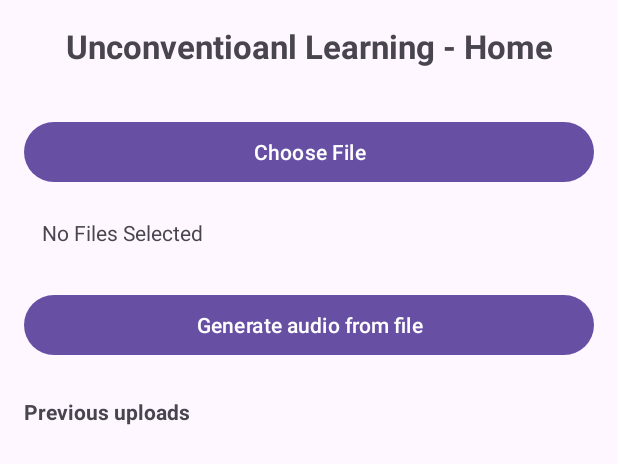
After one commit to MarkHughes18/FinalYProject, an Android app: the layout activity_homepg.xml on its own in the app's theme, with its tools: preview values and no code run, on a phone screen of 412 x 824 dp. The commit adds this screen. Shown: the top 464 px of the screen. Run offline under Robolectric (Android 15) with nearby library versions, the phone set to English and light mode, and no system bars.

Commit message:
home page

```diff
--- a/app/src/main/AndroidManifest.xml
+++ b/app/src/main/AndroidManifest.xml
@@ -21,6 +21,8 @@
                 <category android:name="android.intent.category.LAUNCHER" />
             </intent-filter>
         </activity>
+        <activity android:name=".ui.RegisterActivity"/>
+        <activity android:name=".ui.HomePGActivity"/>
     </application>
 
 </manifest>
--- /dev/null
+++ b/app/src/main/res/layout/activity_homepg.xml
@@ -0,0 +1,91 @@
+<?xml version="1.0" encoding="utf-8"?>
+<androidx.constraintlayout.widget.ConstraintLayout xmlns:android="http://schemas.android.com/apk/res/android"
+    xmlns:app="http://schemas.android.com/apk/res-auto"
+    xmlns:tools="http://schemas.android.com/tools"
+    android:layout_width="match_parent"
+    android:layout_height="match_parent"
+    tools:context=".ui.HomePGActivity">
+
+    <TextView
+        android:id="@+id/homeTitleTV"
+        android:layout_width="0dp"
+        android:layout_height="wrap_content"
+        android:text="Unconventioanl Learning - Home"
+        android:textSize="22sp"
+        android:textStyle="bold"
+        android:padding="16dp"
+        android:gravity="center"
+        app:layout_constraintTop_toTopOf="parent"
+        app:layout_constraintStart_toStartOf="parent"
+        app:layout_constraintEnd_toEndOf="parent"/>
+
+    <Button
+        android:id="@+id/pickFileBtn"
+        android:layout_width="0dp"
+        android:layout_height="wrap_content"
+        android:text="Choose File"
+        app:layout_constraintTop_toBottomOf="@+id/homeTitleTV"
+        app:layout_constraintStart_toStartOf="parent"
+        app:layout_constraintEnd_toEndOf="parent"
+        android:layout_marginHorizontal="16dp"
+        android:layout_marginTop="16dp"/>
+
+    <TextView
+        android:id="@+id/selectedFileTV"
+        android:layout_width="0dp"
+        android:layout_height="wrap_content"
+        android:text= "No Files Selected"
+        android:padding="12dp"
+        android:textSize="14sp"
+        app:layout_constraintTop_toBottomOf="@id/pickFileBtn"
+        app:layout_constraintStart_toStartOf="parent"
+        app:layout_constraintEnd_toEndOf="parent"
+        android:layout_marginHorizontal="16dp"
+        android:layout_marginTop="8dp"/>
+
+    <Button
+        android:id="@+id/uploadBtn"
+        android:layout_width="0dp"
+        android:layout_height="wrap_content"
+        android:text="Generate audio from file"
+        app:layout_constraintTop_toBottomOf="@id/selectedFileTV"
+        app:layout_constraintStart_toStartOf="parent"
+        app:layout_constraintEnd_toEndOf="parent"
+        android:layout_marginHorizontal="16dp"
+        android:layout_marginTop="16dp"/>
+
+    <ProgressBar
+        android:id="@+id/uploadProgress"
+        style="?android:attr/progressBarStyle"
+        android:layout_width="wrap_content"
+        android:layout_height="wrap_content"
+        android:visibility="gone"
+        app:layout_constraintTop_toBottomOf="@id/uploadBtn"
+        app:layout_constraintStart_toStartOf="parent"
+        app:layout_constraintEnd_toEndOf="parent"
+        android:layout_marginTop="8dp"/>
+
+    <TextView
+        android:id="@+id/historyLabelTV"
+        android:layout_width="0dp"
+        android:layout_height="wrap_content"
+        android:text="Previous uploads"
+        android:textStyle="bold"
+        android:paddingHorizontal="16dp"
+        android:paddingTop="24dp"
+        app:layout_constraintTop_toBottomOf="@id/uploadProgress"
+        app:layout_constraintStart_toStartOf="parent"
+        app:layout_constraintEnd_toEndOf="parent"/>
+
+    <androidx.recyclerview.widget.RecyclerView
+        android:id="@+id/previousFilesRV"
+        android:layout_width="0dp"
+        android:layout_height="0dp"
+        app:layout_constraintTop_toBottomOf="@id/historyLabelTV"
+        app:layout_constraintBottom_toBottomOf="parent"
+        app:layout_constraintStart_toStartOf="parent"
+        app:layout_constraintEnd_toEndOf="parent"
+        android:layout_margin="16dp"
+        tools:listitem="@android:layout/simple_list_item_2"/>
+
+</androidx.constraintlayout.widget.ConstraintLayout>
```
Also changed, not shown: app/src/main/java/com/example/finalyearproject/ui/HomePGActivity.java (+123 -1 lines).
